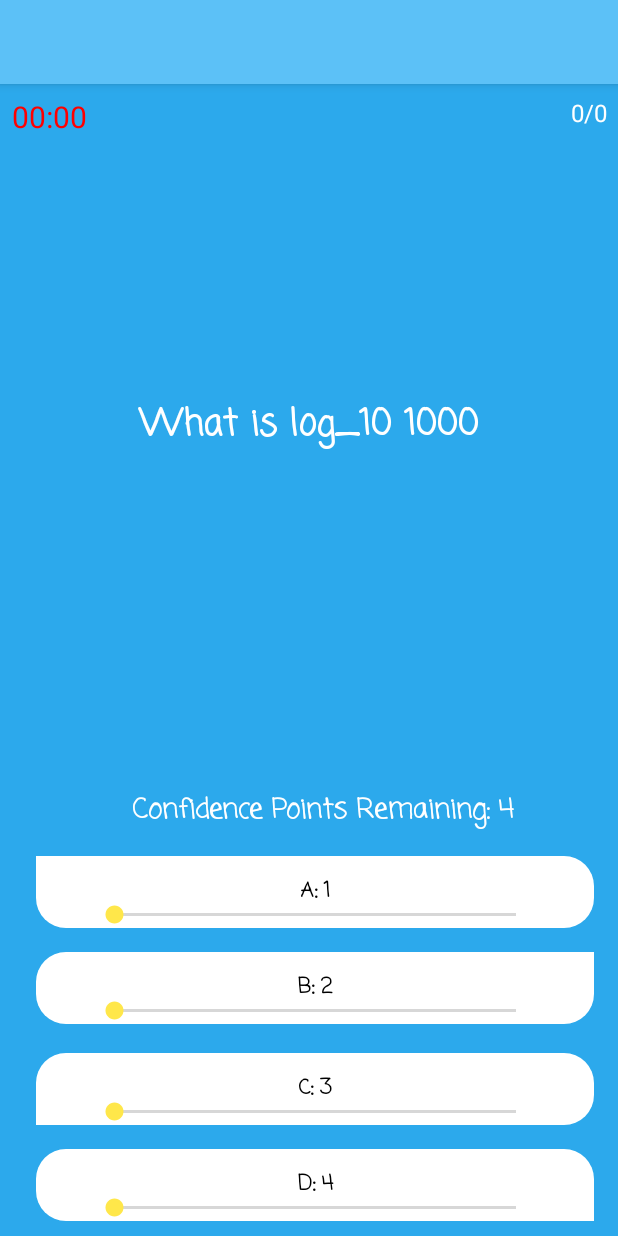
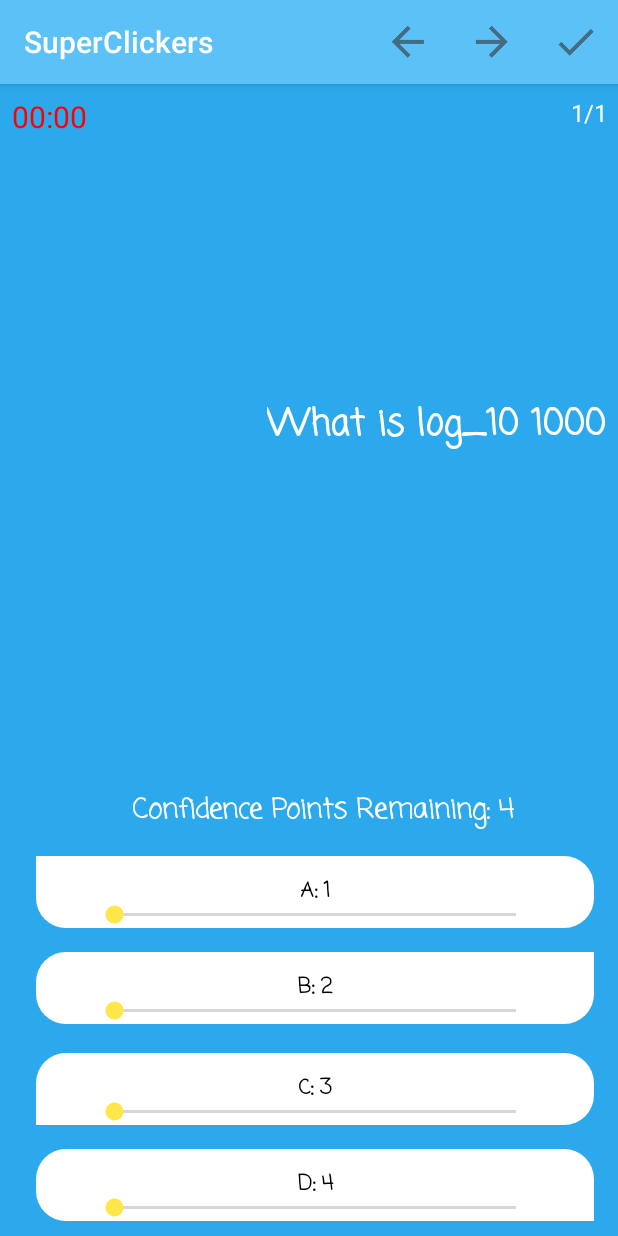
Before and after one commit to ahester57/TALQ, an Android app: the QuizActivityGroup screen opened directly, with no data from a screen before it, on a phone screen of 412 x 824 dp. Run offline under Robolectric (Android 15) with nearby library versions, the phone set to English and light mode, and no system bars; our stand-ins replace Volley; network calls fail; 5 statements that could not run were skipped.

Commit message:
bug fixes: saving answers, group quiz, waiting room

```diff
--- a/app/src/main/AndroidManifest.xml
+++ b/app/src/main/AndroidManifest.xml
@@ -39,7 +39,7 @@
         <activity android:name=".activity.waitingroom.WaitingRoomActivity">
         </activity>
 
-        <activity android:name=".activity.quiz.QuizResultActivity">
+        <activity android:name=".activity.quiz.QuizResultGroupActivity">
         </activity>
 
         <service
--- a/app/src/main/java/edu/umsl/superclickers/activity/quiz/AnswerViewGroup.java
+++ b/app/src/main/java/edu/umsl/superclickers/activity/quiz/AnswerViewGroup.java
@@ -45,6 +45,8 @@ public class AnswerViewGroup extends Fragment implements View.OnClickListener {
         void nextQuestion();
         void currQuestion();
         void prevQuestion();
+        void setSelectedAnswers(ArrayList<SelectedAnswer> selectedAnswers);
+
     }
 
     @Override
@@ -150,16 +152,16 @@ public class AnswerViewGroup extends Fragment implements View.OnClickListener {
         public void onProgressChanged(SeekBar seekBar, int progress, boolean fromUser) {
             int index = -1;
             switch (seekBar.getId()) {
-                case R.id.A_points:
+                case R.id.A_points_group:
                     index = 0;
                     break;
-                case R.id.B_points:
+                case R.id.B_points_group:
                     index = 1;
                     break;
-                case R.id.C_points:
+                case R.id.C_points_group:
                     index = 2;
                     break;
-                case R.id.D_points:
+                case R.id.D_points_group:
                     index = 3;
                     break;
             }
@@ -175,6 +177,7 @@ public class AnswerViewGroup extends Fragment implements View.OnClickListener {
                 curQuestion.setPointsPossible(p + pr);
                 pointsView.setText(String.valueOf(curQuestion.getPointsPossible()));
             }
+            aListener.setSelectedAnswers(selectedAnswers);
 
         }
         @Override
--- a/app/src/main/java/edu/umsl/superclickers/activity/quiz/AnswerViewUser.java
+++ b/app/src/main/java/edu/umsl/superclickers/activity/quiz/AnswerViewUser.java
@@ -47,6 +47,7 @@ public class AnswerViewUser extends Fragment implements View.OnClickListener {
         void nextQuestion();
         void currQuestion();
         void prevQuestion();
+        void setSelectedAnswers(ArrayList<SelectedAnswer> selectedAnswers);
     }
 
     @Override
@@ -107,6 +108,7 @@ public class AnswerViewUser extends Fragment implements View.OnClickListener {
 
         switch(view.getId()) {
             case R.id.action_next_question:
+                Log.d("ASDFAKLSDJFLAKSJDLFKA", "asdkfja;klsdjf;aksjd;flk");
                 session.setSelectedAnswersFor(selectedAnswers);
                 aListener.nextQuestion();
                 break;
@@ -177,7 +179,7 @@ public class AnswerViewUser extends Fragment implements View.OnClickListener {
                 curQuestion.setPointsPossible(p + pr);
                 pointsView.setText(String.valueOf(curQuestion.getPointsPossible()));
             }
-
+            aListener.setSelectedAnswers(selectedAnswers);
         }
         @Override
         public void onStartTrackingTouch(SeekBar seekBar) {}
--- a/app/src/main/java/edu/umsl/superclickers/activity/quiz/QuizActivityGroup.java
+++ b/app/src/main/java/edu/umsl/superclickers/activity/quiz/QuizActivityGroup.java
@@ -8,15 +8,19 @@ import android.content.Intent;
 import android.content.IntentFilter;
 import android.os.Bundle;
 import android.support.v7.app.AppCompatActivity;
+import android.support.v7.widget.Toolbar;
 import android.util.Log;
+import android.view.Menu;
+import android.view.MenuItem;
 import android.widget.Toast;
 
+import java.util.ArrayList;
+
 import edu.umsl.superclickers.R;
-import edu.umsl.superclickers.activity.home.HomeActivity;
-import edu.umsl.superclickers.activity.waitingroom.WaitingRoomActivity;
 import edu.umsl.superclickers.app.FragmentConfig;
 import edu.umsl.superclickers.app.SessionManager;
 import edu.umsl.superclickers.quizdata.Quiz;
+import edu.umsl.superclickers.quizdata.SelectedAnswer;
 
 /**
  * Created by Austin on 4/22/2017.
@@ -49,6 +53,9 @@ public class QuizActivityGroup extends AppCompatActivity implements
     protected void onCreate(Bundle savedInstanceState) {
         super.onCreate(savedInstanceState);
         setContentView(R.layout.activity_quiz);
+
+        Toolbar toolbar = (Toolbar) findViewById(R.id.toolbar);
+        setSupportActionBar(toolbar);
 
         Intent intent = getIntent();
         quizID = intent.getStringExtra("QUIZ_ID");
@@ -86,13 +93,42 @@ public class QuizActivityGroup extends AppCompatActivity implements
     }
 
     @Override
+    public boolean onCreateOptionsMenu(Menu menu) {
+        getMenuInflater().inflate(R.menu.menu, menu);
+        return true;
+    }
+
+    @Override
+    public boolean onOptionsItemSelected(MenuItem item) {
+        switch(item.getItemId()) {
+            case R.id.action_next_question:
+                quizViewGroup.nextQuestion();
+                return true;
+            case R.id.action_prev_question:
+                quizViewGroup.prevQuestion();
+                return true;
+            case R.id.action_submit_quiz:
+                submitQuiz(quizViewGroup.getCurQuiz());
+                return true;
+            default:
+                return super.onOptionsItemSelected(item);
+        }
+    }
+
+    @Override
+    public void setSelectedAnswers(ArrayList<SelectedAnswer> selectedAnswers) {
+        //session.setSelectedAnswersFor(selectedAnswers);
+
+    }
+
+    @Override
     public void submitQuiz(Quiz quiz) {
         // @TODO POST quiz for grading
 
-        Toast.makeText(getApplicationContext(), "Quiz Submitted", Toast.LENGTH_LONG).show();
+        Toast.makeText(getApplicationContext(), "Group Quiz Submitted", Toast.LENGTH_LONG).show();
         stopService(timerService);
 
-        Intent quizIntent = new Intent(QuizActivityGroup.this, QuizResultActivity.class);
+        Intent quizIntent = new Intent(QuizActivityGroup.this, QuizResultGroupActivity.class);
         quizIntent.putExtra("QUIZ_ID", quizID);
         quizIntent.putExtra("COURSE_ID", courseID);
         quizIntent.putExtra("USER_ID", userID);
--- a/app/src/main/java/edu/umsl/superclickers/activity/quiz/QuizActivityUser.java
+++ b/app/src/main/java/edu/umsl/superclickers/activity/quiz/QuizActivityUser.java
@@ -15,11 +15,14 @@ import android.view.Menu;
 import android.view.MenuItem;
 import android.widget.Toast;
 
+import java.util.ArrayList;
+
 import edu.umsl.superclickers.R;
 import edu.umsl.superclickers.activity.waitingroom.WaitingRoomActivity;
 import edu.umsl.superclickers.app.FragmentConfig;
 import edu.umsl.superclickers.app.SessionManager;
 import edu.umsl.superclickers.quizdata.Quiz;
+import edu.umsl.superclickers.quizdata.SelectedAnswer;
 
 
 public class QuizActivityUser extends AppCompatActivity implements
@@ -60,7 +63,7 @@ public class QuizActivityUser extends AppCompatActivity implements
         groupID = intent.getStringExtra("GROUP_ID");
 
         // Session manager
-        session = new SessionManager(getApplicationContext());
+        session = new SessionManager(getBaseContext());
         timerService = new Intent(getBaseContext(), QuizService.class);
 
         FragmentManager fm = getFragmentManager();
@@ -104,7 +107,9 @@ public class QuizActivityUser extends AppCompatActivity implements
                 quizViewUser.prevQuestion();
                 return true;
             case R.id.action_submit_quiz:
-                quizViewUser.getqController().submitQuiz(quizViewUser.getCurQuiz());
+                // @TODO do we need this or can we do
+                submitQuiz(quizViewUser.getCurQuiz());
+                //quizViewUser.getqController().submitQuiz(quizViewUser.getCurQuiz());
                 return true;
             default:
                 return super.onOptionsItemSelected(item);
@@ -112,8 +117,14 @@ public class QuizActivityUser extends AppCompatActivity implements
     }
 
     @Override
+    public void setSelectedAnswers(ArrayList<SelectedAnswer> selectedAnswers) {
+        session.setSelectedAnswersFor(selectedAnswers);
+
+    }
+
+    @Override
     public void submitQuiz(Quiz quiz) {
-        // @TODO POST quiz for grading
+        // @TODO Goto pending submit page
 
         Toast.makeText(getApplicationContext(), "Quiz Submitted", Toast.LENGTH_LONG).show();
         stopService(timerService);
--- a/app/src/main/java/edu/umsl/superclickers/activity/quiz/QuizResultActivity.java
+++ b/app/src/main/java/edu/umsl/superclickers/activity/quiz/QuizResultGroupActivity.java
@@ -5,11 +5,13 @@ import android.os.Bundle;
 import android.support.annotation.Nullable;
 import android.support.v7.app.AppCompatActivity;
 
+import edu.umsl.superclickers.app.SessionManager;
+
 /**
  * Created by Austin on 5/2/2017.
  */
 
-public class QuizResultActivity extends AppCompatActivity {
+public class QuizResultGroupActivity extends AppCompatActivity {
 
 
     private String quizID;
@@ -17,10 +19,13 @@ public class QuizResultActivity extends AppCompatActivity {
     private String courseID;
     private String groupID;
 
+    private SessionManager session;
+
     @Override
     protected void onCreate(@Nullable Bundle savedInstanceState) {
         super.onCreate(savedInstanceState);
 
+        session = new SessionManager(getBaseContext());
         Intent i = getIntent();
         quizID = i.getStringExtra("QUIZ_ID");
         courseID = i.getStringExtra("COURSE_ID");
@@ -28,4 +33,10 @@ public class QuizResultActivity extends AppCompatActivity {
         groupID = i.getStringExtra("GROUP_ID");
 
     }
+
+    @Override
+    protected void onDestroy() {
+        session.clearActiveQuiz();
+        super.onDestroy();
+    }
 }
--- /dev/null
+++ b/app/src/main/java/edu/umsl/superclickers/activity/quiz/QuizReviewUserActivity.java
@@ -0,0 +1,12 @@
+package edu.umsl.superclickers.activity.quiz;
+
+import android.support.v7.app.AppCompatActivity;
+
+/**
+ * Created by Austin on 5/3/2017.
+ */
+
+public class QuizReviewUserActivity extends AppCompatActivity {
+
+
+}
--- a/app/src/main/java/edu/umsl/superclickers/activity/quiz/QuizViewGroup.java
+++ b/app/src/main/java/edu/umsl/superclickers/activity/quiz/QuizViewGroup.java
@@ -20,6 +20,7 @@ import edu.umsl.superclickers.app.FragmentConfig;
 import edu.umsl.superclickers.quizdata.Answer;
 import edu.umsl.superclickers.quizdata.Question;
 import edu.umsl.superclickers.quizdata.Quiz;
+import edu.umsl.superclickers.quizdata.SelectedAnswer;
 
 /**
  * Created by Austin on 4/22/2017.
@@ -43,7 +44,8 @@ public class QuizViewGroup extends Fragment implements
     private int minutesLeft;
     private int secondsLeft;
 
-    private Button submit;
+    private TextView progressView;
+    private TextView numQuestionsView;
     private TextView questionView;
     private TextView quizTimeView;
     private QuizGET quizGET;
@@ -59,6 +61,8 @@ public class QuizViewGroup extends Fragment implements
         void startQuizTimer();
         void setQuizIndex(int qNum);
         int getQuizIndex();
+        void setSelectedAnswers(ArrayList<SelectedAnswer> selectedAnswers);
+
     }
 
     public void setQuizInfo(String quizID, String userID, String courseID) {
@@ -82,23 +86,31 @@ public class QuizViewGroup extends Fragment implements
     @Nullable
     @Override
     public View onCreateView(LayoutInflater inflater, @Nullable ViewGroup container, Bundle savedInstanceState) {
-        View view = inflater.inflate(R.layout.fragment_quiz, container, false);
+        View view = inflater.inflate(R.layout.fragment_quiz_group, container, false);
 
-        quizTimeView = (TextView) view.findViewById(R.id.quiz_timer_text);
-        questionView = (TextView) view.findViewById(R.id.question_text_view);
-//        submit = (Button) view.findViewById(R.id.submit_button);
-//        submit.setOnClickListener(new View.OnClickListener() {
-//            @Override
-//            public void onClick(View v) {
-//                qController.submitQuiz(curQuiz);
-//            }
-//        });
+
+        numQuestionsView = (TextView) view.findViewById(R.id.num_questions_group);
+        progressView = (TextView) view.findViewById(R.id.quiz_progress_group);
+        quizTimeView = (TextView) view.findViewById(R.id.quiz_timer_text_group);
+        questionView = (TextView) view.findViewById(R.id.question_text_view_group);
+
 //        horDottedProgress = (HorDottedProgress) view.findViewById(R.id.progress_quiz_dots);
 
 
         currQuestion();
         return view;
     }
+
+    public QuizViewGroup.QuizController getqController() {
+        return this.qController;
+    }
+
+    @Override
+    public void setSelectedAnswers(ArrayList<SelectedAnswer> selectedAnswers) {
+        qController.setSelectedAnswers(selectedAnswers);
+
+    }
+
 
     public void setResume(boolean flag) {
         resume = flag;
@@ -130,6 +142,7 @@ public class QuizViewGroup extends Fragment implements
         if (questionView != null) {
             currQuestion();
         }
+        numQuestionsView.setText("/" + curQuiz.getQuestions().size());
         if (horDottedProgress != null) {
             horDottedProgress.setDotAmount(curQuiz.getQuestions().size());
         }
@@ -143,6 +156,7 @@ public class QuizViewGroup extends Fragment implements
         if(curQuiz == null) {
             setBSQuiz();
         }
+        numQuestionsView.setText("/" + curQuiz.getQuestions().size());
         if (horDottedProgress != null) {
             horDottedProgress.setDotAmount(curQuiz.getQuestions().size());
             horDottedProgress.setProgress(curQuiz.getqNum());
@@ -154,27 +168,34 @@ public class QuizViewGroup extends Fragment implements
     @Override
     public void nextQuestion() {
         curQuestion = curQuiz.getNextQuestion();
-        horDottedProgress.nextDot();
+        progressView.setText(Integer.toString(curQuiz.getqNum() + 1));
+        if (horDottedProgress != null) {
+            horDottedProgress.nextDot();
+        }
         loadAnswerFragment();
     }
 
     @Override
     public void prevQuestion() {
         curQuestion = curQuiz.getPrevQuestion();
-        horDottedProgress.previousDot();
+        progressView.setText(Integer.toString(curQuiz.getqNum() + 1));
+        if (horDottedProgress != null) {
+            horDottedProgress.previousDot();
+        }
         loadAnswerFragment();
     }
 
     private void loadAnswerFragment() {
         questionView.setText(curQuestion.getQuestion());
         qController.setQuizIndex(curQuiz.getqNum());
+        progressView.setText(Integer.toString(curQuiz.getqNum() + 1));
         // create instance of the answer fragment
         updateGUITimer(minutesLeft, secondsLeft);
         AnswerViewGroup answerFrag = new AnswerViewGroup();
         // load answer fragment into answerSection of QuizActivityUser
         android.app.FragmentManager fm = getFragmentManager();
         android.app.FragmentTransaction ft = fm.beginTransaction();
-        ft.replace(R.id.answer_segment, answerFrag, FragmentConfig.KEY_ANSWER_VIEW_GROUP);
+        ft.replace(R.id.answer_segment_group, answerFrag, FragmentConfig.KEY_ANSWER_VIEW_GROUP);
         ft.commit();
     }
 
--- a/app/src/main/java/edu/umsl/superclickers/activity/quiz/QuizViewUser.java
+++ b/app/src/main/java/edu/umsl/superclickers/activity/quiz/QuizViewUser.java
@@ -25,6 +25,7 @@ import edu.umsl.superclickers.app.FragmentConfig;
 import edu.umsl.superclickers.quizdata.Answer;
 import edu.umsl.superclickers.quizdata.Question;
 import edu.umsl.superclickers.quizdata.Quiz;
+import edu.umsl.superclickers.quizdata.SelectedAnswer;
 
 /**
  * Created by Austin on 4/19/2017.
@@ -63,6 +64,7 @@ public class QuizViewUser extends Fragment implements
         void startQuizTimer();
         void setQuizIndex(int qNum);
         int getQuizIndex();
+        void setSelectedAnswers(ArrayList<SelectedAnswer> selectedAnswers);
     }
 
     public void setQuizInfo(String quizID, String userID, String courseID) {
@@ -100,6 +102,12 @@ public class QuizViewUser extends Fragment implements
 
         currQuestion();
         return view;
+    }
+
+    @Override
+    public void setSelectedAnswers(ArrayList<SelectedAnswer> selectedAnswers) {
+        qController.setSelectedAnswers(selectedAnswers);
+
     }
 
     public void setResume(boolean flag) {
@@ -147,6 +155,7 @@ public class QuizViewUser extends Fragment implements
         if(curQuiz == null) {
             setBSQuiz();
         }
+        numQuestionsView.setText("/" + curQuiz.getQuestions().size());
         if (horDottedProgress != null) {
             horDottedProgress.setDotAmount(curQuiz.getQuestions().size());
             horDottedProgress.setProgress(curQuiz.getqNum());
--- a/app/src/main/java/edu/umsl/superclickers/activity/waitingroom/WaitingRoomActivity.java
+++ b/app/src/main/java/edu/umsl/superclickers/activity/waitingroom/WaitingRoomActivity.java
@@ -99,6 +99,7 @@ public class WaitingRoomActivity extends AppCompatActivity
     @Override
     public void startGroupQuiz() {
         Intent quizIntent = new Intent(WaitingRoomActivity.this, QuizActivityGroup.class);
+        session.setQuizIndex(0);
         quizIntent.putExtra("QUIZ_ID", quizID);
         quizIntent.putExtra("COURSE_ID", courseID);
         quizIntent.putExtra("USER_ID", userID);
@@ -172,13 +173,13 @@ public class WaitingRoomActivity extends AppCompatActivity
 
     @Override
     protected void onDestroy() {
-        session.clearActiveQuiz();
+        //session.clearActiveQuiz();
         super.onDestroy();
     }
 
     @Override
     public void onBackPressed() {
-        session.clearActiveQuiz();
+        //session.clearActiveQuiz();
 
         super.onBackPressed();
     }
--- /dev/null
+++ b/app/src/main/res/layout-land/fragment_quiz_group.xml
@@ -0,0 +1,91 @@
+<?xml version="1.0" encoding="utf-8"?>
+<android.support.constraint.ConstraintLayout xmlns:android="http://schemas.android.com/apk/res/android"
+    xmlns:app="http://schemas.android.com/apk/res-auto"
+    xmlns:tools="http://schemas.android.com/tools"
+    android:id="@+id/activity_first_group"
+    android:layout_width="match_parent"
+    android:layout_height="match_parent">
+
+    <ScrollView
+        android:id="@+id/scrollView2_group"
+        android:layout_width="wrap_content"
+        android:layout_height="0dp"
+        tools:layout_constraintBottom_creator="1"
+        app:layout_constraintBottom_toTopOf="@+id/answer_segment_group"
+        tools:layout_constraintLeft_creator="1"
+        app:layout_constraintTop_toTopOf="parent"
+        app:layout_constraintLeft_toLeftOf="@+id/answer_segment_group">
+    </ScrollView>
+
+    <LinearLayout
+        android:id="@+id/answer_segment_group"
+        android:layout_width="0dp"
+        android:layout_height="305dp"
+        android:orientation="vertical"
+        tools:layout_constraintRight_creator="1"
+        tools:layout_constraintBottom_creator="1"
+        app:layout_constraintBottom_toBottomOf="parent"
+        app:layout_constraintRight_toRightOf="parent"
+        tools:layout_constraintLeft_creator="1"
+        android:layout_marginBottom="8dp"
+        android:layout_marginLeft="8dp"
+        app:layout_constraintLeft_toLeftOf="parent"
+        android:layout_marginStart="8dp">
+    </LinearLayout>
+
+    <TextView
+        android:id="@+id/quiz_timer_text_group"
+        android:layout_width="wrap_content"
+        android:layout_height="wrap_content"
+        android:text=""
+        android:textSize="28sp"
+        tools:layout_constraintBaseline_creator="1"
+        tools:layout_constraintLeft_creator="1"
+        app:layout_constraintTop_toTopOf="parent"
+        android:layout_marginTop="8dp"
+        android:layout_marginLeft="8dp"
+        app:layout_constraintLeft_toLeftOf="parent" />
+
+    <TextView
+        android:id="@+id/quiz_progress_group"
+        android:layout_width="wrap_content"
+        android:layout_height="wrap_content"
+        android:text="0"
+        android:textColor="@color/color5"
+        android:textSize="16dp"
+        app:layout_constraintRight_toLeftOf="@+id/num_questions_group"
+        app:layout_constraintTop_toTopOf="parent"
+        android:layout_marginTop="8dp" />
+
+    <TextView
+        android:id="@+id/num_questions_group"
+        android:layout_width="wrap_content"
+        android:layout_height="wrap_content"
+        android:text="/0"
+        android:textColor="@color/color5"
+        android:textSize="16dp"
+        android:layout_marginRight="7dp"
+        app:layout_constraintRight_toRightOf="parent"
+        app:layout_constraintTop_toTopOf="parent"
+        android:layout_marginTop="8dp" />
+
+    <TextView
+        android:id="@+id/question_text_view_group"
+        android:layout_width="0dp"
+        android:layout_height="wrap_content"
+        android:layout_marginBottom="8dp"
+        android:layout_marginLeft="0dp"
+        android:layout_marginRight="8dp"
+        android:layout_marginTop="8dp"
+        android:fontFamily="casual"
+        android:text="question"
+        android:textAlignment="center"
+        android:textColor="@color/color5"
+        android:textSize="24sp"
+        android:textStyle="bold"
+        app:layout_constraintBottom_toTopOf="@+id/answer_segment_group"
+        app:layout_constraintLeft_toRightOf="@+id/scrollView2_group"
+        app:layout_constraintRight_toRightOf="parent"
+        app:layout_constraintTop_toTopOf="parent" />
+
+</android.support.constraint.ConstraintLayout>
--- /dev/null
+++ b/app/src/main/res/layout/fragment_quiz_group.xml
@@ -0,0 +1,91 @@
+<?xml version="1.0" encoding="utf-8"?>
+<android.support.constraint.ConstraintLayout xmlns:android="http://schemas.android.com/apk/res/android"
+    xmlns:app="http://schemas.android.com/apk/res-auto"
+    xmlns:tools="http://schemas.android.com/tools"
+    android:id="@+id/activity_first_group"
+    android:layout_width="match_parent"
+    android:layout_height="match_parent">
+
+    <ScrollView
+        android:id="@+id/scrollView2_group"
+        android:layout_width="wrap_content"
+        android:layout_height="0dp"
+        tools:layout_constraintBottom_creator="1"
+        app:layout_constraintBottom_toTopOf="@+id/answer_segment_group"
+        tools:layout_constraintLeft_creator="1"
+        app:layout_constraintTop_toTopOf="parent"
+        app:layout_constraintLeft_toLeftOf="@+id/answer_segment_group">
+    </ScrollView>
+
+    <LinearLayout
+        android:id="@+id/answer_segment_group"
+        android:layout_width="0dp"
+        android:layout_height="305dp"
+        android:orientation="vertical"
+        tools:layout_constraintRight_creator="1"
+        tools:layout_constraintBottom_creator="1"
+        app:layout_constraintBottom_toBottomOf="parent"
+        app:layout_constraintRight_toRightOf="parent"
+        tools:layout_constraintLeft_creator="1"
+        android:layout_marginBottom="8dp"
+        android:layout_marginLeft="8dp"
+        app:layout_constraintLeft_toLeftOf="parent"
+        android:layout_marginStart="8dp">
+    </LinearLayout>
+
+    <TextView
+        android:id="@+id/quiz_timer_text_group"
+        android:layout_width="wrap_content"
+        android:layout_height="wrap_content"
+        android:text=""
+        android:textSize="20sp"
+        tools:layout_constraintBaseline_creator="1"
+        tools:layout_constraintLeft_creator="1"
+        app:layout_constraintTop_toTopOf="parent"
+        android:layout_marginTop="8dp"
+        android:layout_marginLeft="8dp"
+        app:layout_constraintLeft_toLeftOf="parent" />
+
+    <TextView
+        android:id="@+id/quiz_progress_group"
+        android:layout_width="wrap_content"
+        android:layout_height="wrap_content"
+        android:text="0"
+        android:textColor="@color/color5"
+        android:textSize="16dp"
+        app:layout_constraintRight_toLeftOf="@+id/num_questions_group"
+        app:layout_constraintTop_toTopOf="parent"
+        android:layout_marginTop="8dp" />
+
+    <TextView
+        android:id="@+id/num_questions_group"
+        android:layout_width="wrap_content"
+        android:layout_height="wrap_content"
+        android:text="/0"
+        android:textColor="@color/color5"
+        android:textSize="16dp"
+        android:layout_marginRight="7dp"
+        app:layout_constraintRight_toRightOf="parent"
+        app:layout_constraintTop_toTopOf="parent"
+        android:layout_marginTop="8dp" />
+
+    <TextView
+        android:id="@+id/question_text_view_group"
+        android:layout_width="0dp"
+        android:layout_height="wrap_content"
+        android:layout_marginBottom="8dp"
+        android:layout_marginLeft="0dp"
+        android:layout_marginRight="8dp"
+        android:layout_marginTop="8dp"
+        android:fontFamily="casual"
+        android:text="question"
+        android:textAlignment="center"
+        android:textColor="@color/color5"
+        android:textSize="24sp"
+        android:textStyle="bold"
+        app:layout_constraintBottom_toTopOf="@+id/answer_segment_group"
+        app:layout_constraintLeft_toRightOf="@+id/scrollView_group2"
+        app:layout_constraintRight_toRightOf="parent"
+        app:layout_constraintTop_toTopOf="parent" />
+
+</android.support.constraint.ConstraintLayout>
```
